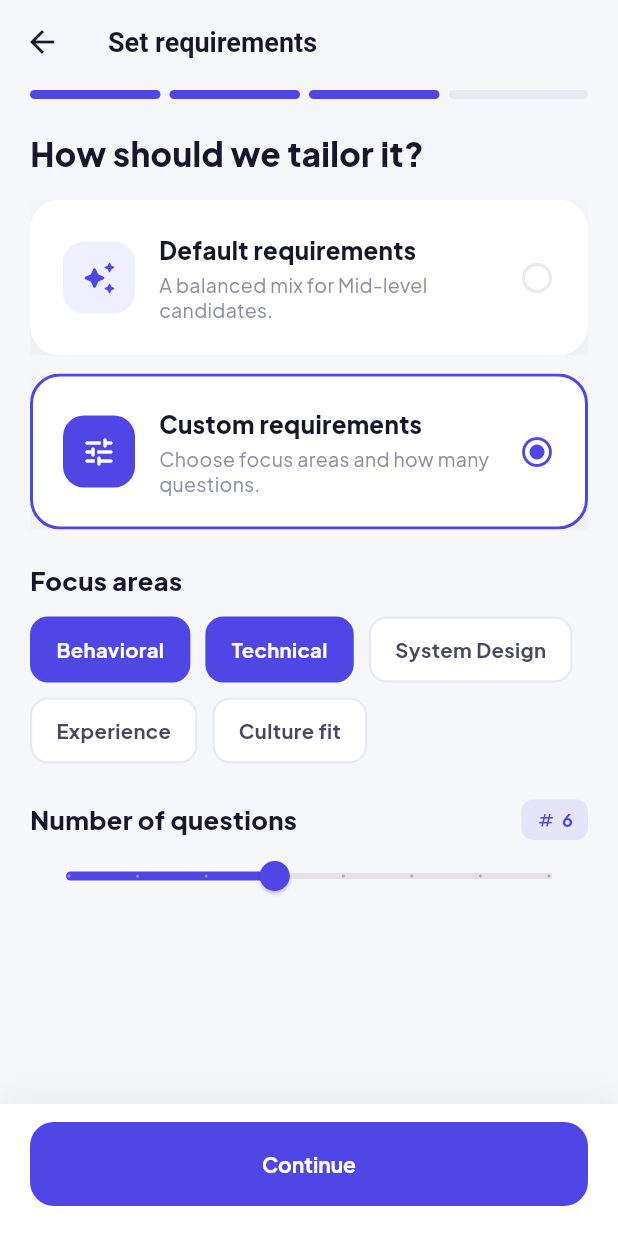
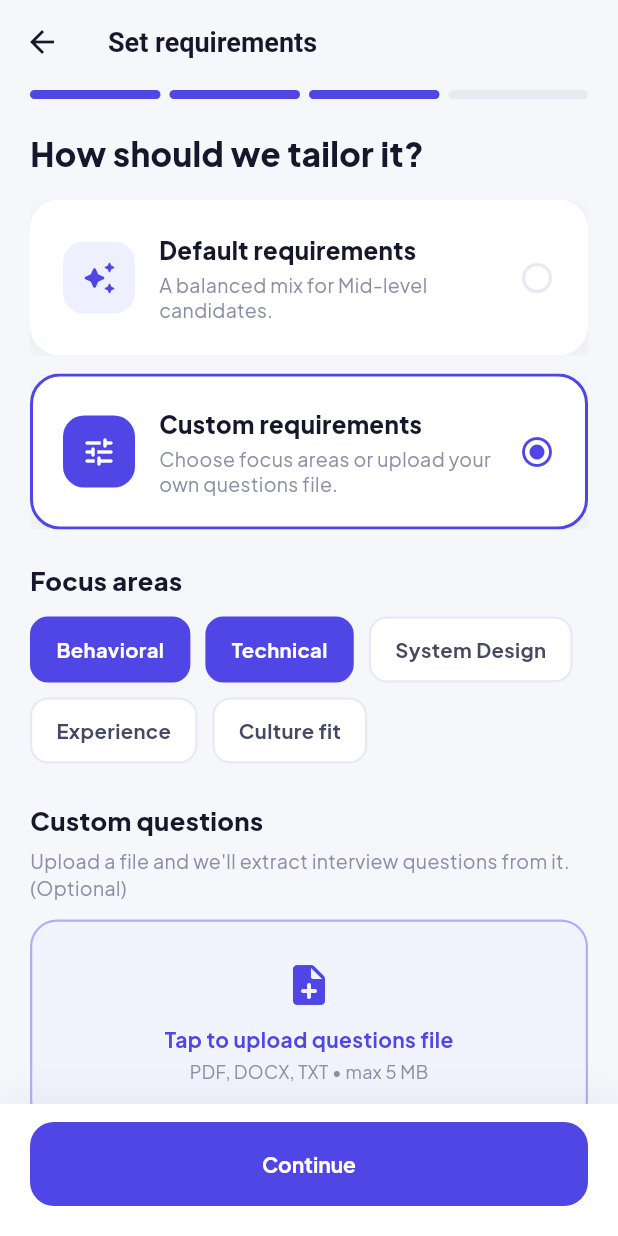
Before and after one commit to abdullaabdullayev/HireReady, a Flutter app: the RequirementsScreen screen opened directly, after a tap on "Custom requirements", on a phone screen of 412 x 824 dp. Run offline on Flutter 3.47's test engine with Material 3 defaults, Android fonts, the phone set to English and light mode, and no system bars; our stand-ins replace google_fonts.

Commit message:
Set requirements: upload custom questions file, remove count slider
Add an optional custom questions file upload in the custom requirements panel; it mock-extracts questions and shows the file with an extracted count and a remove action. The session is built from the extracted questions when in custom mode. Removed the number-of-questions slider.

```diff
--- a/lib/data/mock_data.dart
+++ b/lib/data/mock_data.dart
@@ -114,4 +114,55 @@ class MockData {
       keyPoints: ['Awareness of context', 'Adaptability', 'Concrete examples'],
     ),
   ];
+
+  /// Questions "extracted" from a custom questions file the user uploads in
+  /// the Set requirements step (mock).
+  static const List<Question> customFileBank = [
+    Question(
+      id: 'c1',
+      prompt: 'Explain the difference between optimistic and pessimistic locking, and when you would use each.',
+      category: 'Technical',
+      modelAnswer:
+          'Optimistic locking assumes conflicts are rare and validates at commit (version checks); pessimistic locking blocks others by acquiring locks up front. Use optimistic for low-contention/high-throughput, pessimistic for high-contention critical sections.',
+      keyPoints: ['Optimistic vs pessimistic', 'Contention trade-off', 'Concrete use case'],
+    ),
+    Question(
+      id: 'c2',
+      prompt: 'Describe a time you disagreed with a teammate on a technical decision. How was it resolved?',
+      category: 'Behavioral',
+      modelAnswer:
+          'Use STAR. Show that you listened, backed your view with data or a prototype, stayed respectful, and aligned on a shared decision and outcome.',
+      keyPoints: ['Healthy disagreement', 'Evidence-based', 'Resolution & outcome'],
+    ),
+    Question(
+      id: 'c3',
+      prompt: 'What happens, step by step, when you type a URL into the browser and press Enter?',
+      category: 'Technical',
+      modelAnswer:
+          'DNS resolution, TCP/TLS handshake, HTTP request, server response, then parsing HTML/CSS/JS, building the DOM/CSSOM, rendering and painting. Mention caching and CDNs.',
+      keyPoints: ['DNS & connection', 'Request/response', 'Render pipeline'],
+    ),
+    Question(
+      id: 'c4',
+      prompt: 'How do you prioritise tasks when everything feels urgent and the deadline is tight?',
+      category: 'Behavioral',
+      modelAnswer:
+          'Clarify impact vs effort, align with stakeholders on must-haves vs nice-to-haves, communicate trade-offs early, and protect focus on the highest-leverage work.',
+      keyPoints: ['Impact vs effort', 'Stakeholder alignment', 'Clear communication'],
+    ),
+    Question(
+      id: 'c5',
+      prompt: 'What is idempotency and why does it matter for API design?',
+      category: 'Technical',
+      options: [
+        'An operation that can only run once',
+        'An operation that produces the same result no matter how many times it is applied',
+        'An operation that always fails safely',
+        'An operation that requires authentication',
+      ],
+      correctIndex: 1,
+      modelAnswer:
+          'Idempotency means repeating a request yields the same result/state. It matters for safe retries on network failures (e.g., PUT/DELETE, idempotency keys for payments).',
+    ),
+  ];
 }
--- a/lib/screens/requirements_screen.dart
+++ b/lib/screens/requirements_screen.dart
@@ -5,7 +5,8 @@ import '../models/app_models.dart';
 import '../widgets/common.dart';
 import 'question_source_screen.dart';
 
-/// Step 3 — "Set requirements": use defaults or customise focus areas & count.
+/// Step 3 — "Set requirements": use defaults or customise focus areas and
+/// optionally upload a questions file to extract questions from.
 class RequirementsScreen extends StatefulWidget {
   const RequirementsScreen({super.key});
 
@@ -15,9 +16,23 @@ class RequirementsScreen extends StatefulWidget {
 
 class _RequirementsScreenState extends State<RequirementsScreen> {
   late bool _custom = AppState.instance.useCustomRequirements;
-  double _count = 6;
 
   static const _areas = ['Behavioral', 'Technical', 'System Design', 'Experience', 'Culture fit'];
+
+  void _uploadQuestionsFile() {
+    // Frontend-only mock of a file picker + question extraction.
+    const file = UploadedResource(name: 'Interview_Questions.pdf', type: 'PDF', size: '64 KB');
+    if (!AppState.instance.questionFiles.any((e) => e.name == file.name)) {
+      setState(() => AppState.instance.addQuestionFile(file));
+    }
+    ScaffoldMessenger.of(context).showSnackBar(
+      SnackBar(
+        behavior: SnackBarBehavior.floating,
+        backgroundColor: AppColors.accent,
+        content: Text('Extracted ${AppState.instance.customQuestions.length} questions from your file'),
+      ),
+    );
+  }
 
   @override
   Widget build(BuildContext context) {
@@ -48,7 +63,7 @@ class _RequirementsScreenState extends State<RequirementsScreen> {
                   const SizedBox(height: 12),
                   _choice(
                     title: 'Custom requirements',
-                    subtitle: 'Choose focus areas and how many questions.',
+                    subtitle: 'Choose focus areas or upload your own questions file.',
                     icon: Icons.tune_rounded,
                     selected: _custom,
                     onTap: () => setState(() => _custom = true),
@@ -89,17 +104,18 @@ class _RequirementsScreenState extends State<RequirementsScreen> {
                               );
                             }).toList(),
                           ),
-                          const SizedBox(height: 24),
-                          SectionHeader('Number of questions',
-                              trailing: TagPill(text: '${_count.round()}', icon: Icons.numbers_rounded)),
-                          Slider(
-                            value: _count,
-                            min: 3,
-                            max: 10,
-                            divisions: 7,
-                            label: '${_count.round()}',
-                            onChanged: (v) => setState(() => _count = v),
+                          const SizedBox(height: 26),
+                          const SectionHeader('Custom questions'),
+                          const SizedBox(height: 6),
+                          const Text(
+                            'Upload a file and we\'ll extract interview questions from it. (Optional)',
+                            style: TextStyle(color: AppColors.muted, fontSize: 13, height: 1.35),
                           ),
+                          const SizedBox(height: 12),
+                          if (state.questionFiles.isEmpty)
+                            GestureDetector(onTap: _uploadQuestionsFile, child: _uploadBox())
+                          else
+                            ...state.questionFiles.map((f) => _questionFileRow(f, state.customQuestions.length)),
                         ],
                       ),
                     ),
@@ -161,4 +177,65 @@ class _RequirementsScreenState extends State<RequirementsScreen> {
       ),
     );
   }
+
+  Widget _uploadBox() {
+    return Container(
+      width: double.infinity,
+      padding: const EdgeInsets.symmetric(vertical: 26),
+      decoration: BoxDecoration(
+        color: AppColors.primarySoft.withValues(alpha: 0.5),
+        borderRadius: BorderRadius.circular(18),
+        border: Border.all(color: AppColors.primary.withValues(alpha: 0.4), width: 1.5),
+      ),
+      child: const Column(
+        children: [
+          Icon(Icons.note_add_rounded, color: AppColors.primary, size: 32),
+          SizedBox(height: 10),
+          Text('Tap to upload questions file',
+              style: TextStyle(fontWeight: FontWeight.w700, color: AppColors.primary)),
+          SizedBox(height: 4),
+          Text('PDF, DOCX, TXT • max 5 MB', style: TextStyle(color: AppColors.muted, fontSize: 12)),
+        ],
+      ),
+    );
+  }
+
+  Widget _questionFileRow(UploadedResource f, int extracted) {
+    return Container(
+      padding: const EdgeInsets.all(14),
+      decoration: BoxDecoration(
+        color: AppColors.surface,
+        borderRadius: BorderRadius.circular(16),
+        border: Border.all(color: AppColors.line, width: 1.5),
+      ),
+      child: Row(
+        children: [
+          Container(
+            height: 40,
+            width: 40,
+            decoration: BoxDecoration(
+                color: AppColors.danger.withValues(alpha: 0.1), borderRadius: BorderRadius.circular(10)),
+            child: const Icon(Icons.picture_as_pdf_rounded, color: AppColors.danger, size: 22),
+          ),
+          const SizedBox(width: 12),
+          Expanded(
+            child: Column(
+              crossAxisAlignment: CrossAxisAlignment.start,
+              children: [
+                Text(f.name, style: const TextStyle(fontWeight: FontWeight.w700, fontSize: 14)),
+                const SizedBox(height: 2),
+                Text('${f.type} • ${f.size}', style: const TextStyle(color: AppColors.muted, fontSize: 12)),
+              ],
+            ),
+          ),
+          const SizedBox(width: 8),
+          TagPill(text: '$extracted questions', color: AppColors.accent, icon: Icons.check_rounded),
+          IconButton(
+            icon: const Icon(Icons.close_rounded, color: AppColors.muted, size: 20),
+            onPressed: () => setState(() => AppState.instance.removeQuestionFile(f)),
+          ),
+        ],
+      ),
+    );
+  }
 }
--- a/lib/state/app_state.dart
+++ b/lib/state/app_state.dart
@@ -20,6 +20,11 @@ class AppState extends ChangeNotifier {
   bool useCustomRequirements = false;
   final Set<String> focusAreas = {'Behavioral', 'Technical'};
 
+  /// Optional questions file(s) uploaded in "Set requirements". When present,
+  /// the session is built from the questions extracted from them (mock).
+  final List<UploadedResource> questionFiles = [];
+  List<Question> customQuestions = [];
+
   // --- Active practice run ---
   List<Question> _sessionQuestions = [];
   final List<AnswerRecord> answers = [];
@@ -40,6 +45,8 @@ class AppState extends ChangeNotifier {
     focusAreas
       ..clear()
       ..addAll({'Behavioral', 'Technical'});
+    questionFiles.clear();
+    customQuestions = [];
     _sessionQuestions = [];
     answers.clear();
     notifyListeners();
@@ -59,9 +66,28 @@ class AppState extends ChangeNotifier {
     notifyListeners();
   }
 
-  /// Build the question list for the run based on chosen source.
+  /// Add an uploaded questions file and "extract" its questions (mock).
+  void addQuestionFile(UploadedResource file) {
+    questionFiles.add(file);
+    customQuestions = List<Question>.from(MockData.customFileBank);
+    notifyListeners();
+  }
+
+  void removeQuestionFile(UploadedResource file) {
+    questionFiles.remove(file);
+    if (questionFiles.isEmpty) customQuestions = [];
+    notifyListeners();
+  }
+
+  /// Build the question list for the run. Questions extracted from an uploaded
+  /// file take precedence; otherwise we use the chosen source bank.
   void buildSession() {
-    final bank = source == QuestionSource.resume ? MockData.resumeBank : MockData.defaultBank;
+    final List<Question> bank;
+    if (useCustomRequirements && customQuestions.isNotEmpty) {
+      bank = customQuestions;
+    } else {
+      bank = source == QuestionSource.resume ? MockData.resumeBank : MockData.defaultBank;
+    }
     _sessionQuestions = List<Question>.from(bank);
     answers.clear();
     notifyListeners();
```
